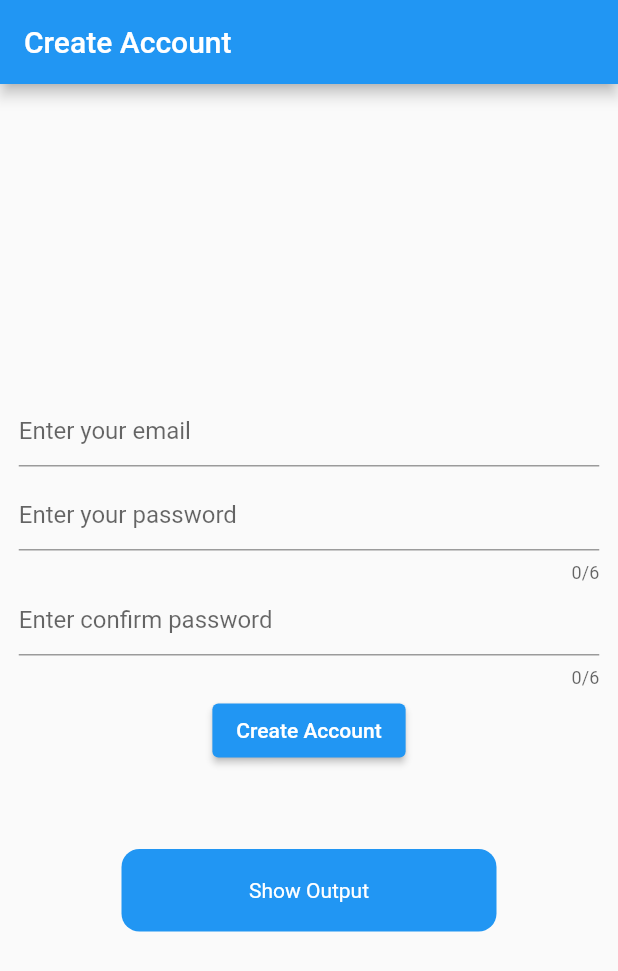
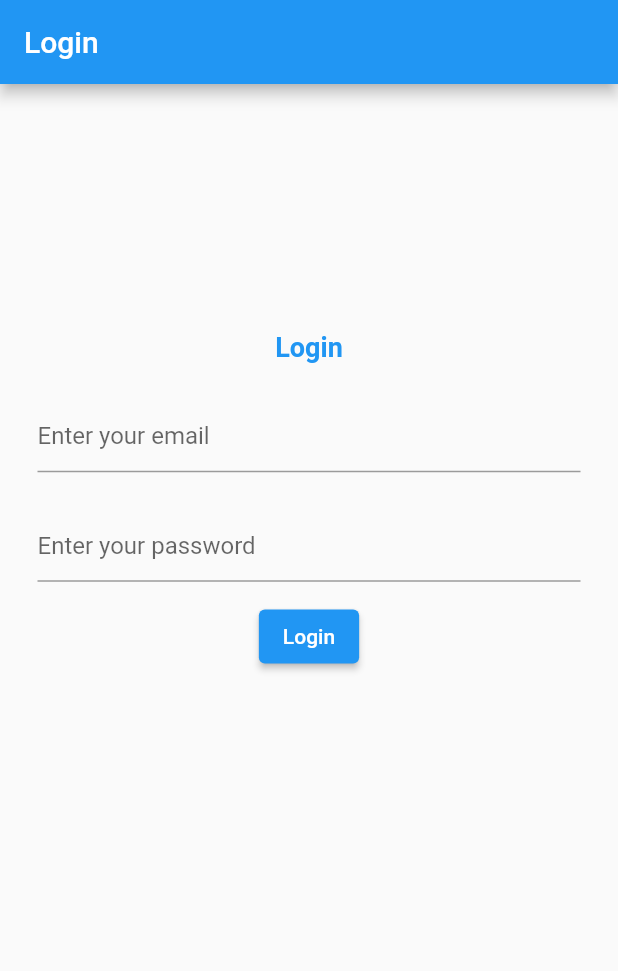
Before and after one commit to mohitsaini2882/mybloclogin, a Flutter app: the screen it shows after launch, on a phone screen of 412 x 824 dp. Shown: the top 971 px of the screen. Run offline on Flutter 3.47's test engine with Material 2 defaults, Android fonts, the phone set to English and light mode, and no system bars; our stand-ins replace firebase_auth, firebase_core, fluttertoast, localstorage, rxdart; accounts and stored records are empty.

Commit message:
add login bloc part

```diff
--- /dev/null
+++ b/lib/bloc/login_bloc.dart
@@ -0,0 +1,21 @@
+import 'package:mybloclogin/models/login_model.dart';
+import 'package:mybloclogin/resources/repository.dart';
+import 'package:rxdart/rxdart.dart';
+
+class LoginBloc {
+  final _repository = Repository();
+  final _loginPS = PublishSubject<LoginModel>();
+
+  Stream<LoginModel> get login => _loginPS.stream;
+
+  LoginBlocfun(String _email,String _password) async {
+    LoginModel itemnewModel = await _repository.repoLoginFun(_email,_password);
+    _loginPS.sink.add(itemnewModel);
+  }
+
+  dispose() {
+    _loginPS.close();
+  }
+}
+
+final _lbobj = LoginBloc();
--- /dev/null
+++ b/lib/helpers/loginvalidator.dart
@@ -0,0 +1,18 @@
+import 'package:mybloclogin/bloc/login_bloc.dart';
+import 'package:mybloclogin/helpers/toast.dart';
+
+class LoginValidator{
+  LoginBloc _loginBloc = new LoginBloc();
+  String? email,pass;
+  LoginValidator({required this.email,required this.pass}){
+    if(email!.isNotEmpty && pass!.isNotEmpty){
+       _loginBloc.LoginBlocfun(email!, pass!);
+    }else{
+      if(email!.isEmpty){
+        PrintToast("Enter email your email");
+      }else if(pass!.isEmpty){
+        PrintToast("Enter your password");
+      }
+    }
+  }
+}
--- a/lib/main.dart
+++ b/lib/main.dart
@@ -1,6 +1,7 @@
 import 'package:firebase_core/firebase_core.dart';
 import 'package:flutter/material.dart';
 import 'package:mybloclogin/ui/create_account.dart';
+import 'package:mybloclogin/ui/login_screen.dart';
 Future<void> main() async {
   WidgetsFlutterBinding.ensureInitialized();
   await Firebase.initializeApp();
@@ -16,7 +17,8 @@ class MyApp extends StatelessWidget {
       theme: ThemeData(
         primarySwatch: Colors.blue,
       ),
-      home: CreateAccount(),
+     // home: CreateAccount(),
+      home:Login(),
     );
   }
 }
--- /dev/null
+++ b/lib/models/login_model.dart
@@ -0,0 +1,4 @@
+class LoginModel{
+  String isLoggedIn,isErrorInLogin;
+  LoginModel({required this.isErrorInLogin,required this.isLoggedIn});
+}
--- a/lib/resources/providers/signup_provider.dart
+++ b/lib/resources/providers/signup_provider.dart
@@ -4,6 +4,7 @@ import 'package:mybloclogin/helpers/local_storage_helper.dart';
 import 'package:mybloclogin/helpers/toast.dart';
 import 'package:mybloclogin/models/signup_model.dart';
 import 'package:rxdart/rxdart.dart';
+import 'package:flutter/material.dart';
 
 class SignUpProvider {
   final FirebaseAuth _auth = FirebaseAuth.instance;
@@ -35,6 +36,8 @@ class SignUpProvider {
       _localStoreageHelper.addItemsToLocalStorage("isSignup:", "true");
       _localStoreageHelper.addItemsToLocalStorage("isError:", "false");
       _localStoreageHelper.addItemsToLocalStorage("response:", _auth.currentUser.toString());
+
+
       return SignupModel(emailid);
 
     } on FirebaseAuthException catch (e) {
--- a/lib/ui/create_account.dart
+++ b/lib/ui/create_account.dart
@@ -86,9 +86,7 @@ class _CreateAccountState extends State<CreateAccount> {
                          ),
                        ),
                        ElevatedButton(onPressed: (){
-
-                         Validator _objValidator = Validator(email : _emailController.text.toString(),
-                             password: _passwordController.text.toString(),
+                         Validator _objValidator = Validator(email : _emailController.text.toString(), password: _passwordController.text.toString(),
                              confirmPassword: _confirmPasswordController.text.toString());
 
 
--- a/lib/ui/login_screen.dart
+++ b/lib/ui/login_screen.dart
@@ -0,0 +1,71 @@
+import 'package:flutter/material.dart';
+import 'package:mybloclogin/helpers/loginvalidator.dart';
+class Login extends StatefulWidget {
+  const Login({Key? key}) : super(key: key);
+
+  @override
+  _LoginState createState() => _LoginState();
+}
+
+class _LoginState extends State<Login> {
+  TextEditingController _emailController = TextEditingController();
+  TextEditingController _passController = TextEditingController();
+  @override
+  void dispose() {
+    // TODO: implement dispose
+    _emailController.dispose();
+    _passController.dispose();
+  }
+  @override
+  Widget build(BuildContext context) {
+    return Scaffold(
+      appBar: AppBar(
+        title: Text("Login"),
+      ),
+      body: SingleChildScrollView(
+        child:Container(
+          height: MediaQuery.of(context).size.height,
+          width: MediaQuery.of(context).size.width,
+          child: Column(
+            mainAxisAlignment: MainAxisAlignment.start,
+            children: [
+                 SizedBox(
+                   height: MediaQuery.of(context).size.height/5,
+                 ),
+                 Text("Login",style: TextStyle(
+                     color: Colors.blue,
+                     fontWeight: FontWeight.bold,
+                     fontSize: 18),),
+                 SizedBox(
+                   height: 12.5,
+                 ),
+                 Padding(
+                   padding: const EdgeInsets.fromLTRB(25,12.5,25,12.5),
+                   child: TextField(
+                     controller: _emailController,
+                     decoration: InputDecoration(
+                       hintText: "Enter your email"
+                     ),
+                   ),
+                 ),
+              Padding(
+                padding: const EdgeInsets.fromLTRB(25,12.5,25,12.5),
+                child: TextField(
+                  controller: _passController,
+                  decoration: InputDecoration(
+                      hintText: "Enter your password",
+                  ),
+                  obscureText: true,
+                ),
+              ),
+              ElevatedButton(onPressed: (){
+                LoginValidator newboj = LoginValidator(email: _emailController.text.toString(), pass: _passController.text.toString());
+              }, child: Text("Login"))
+
+            ],
+          ),
+        ),
+      )
+    );
+  }
+}
```
Also changed, not shown: lib/helpers/toast.dart (+10 -0 lines), lib/resources/providers/login_provider.dart (added, +26 -0 lines), lib/resources/repository.dart (+8 -0 lines). Lines whose indentation alone changed are shown as unchanged.
